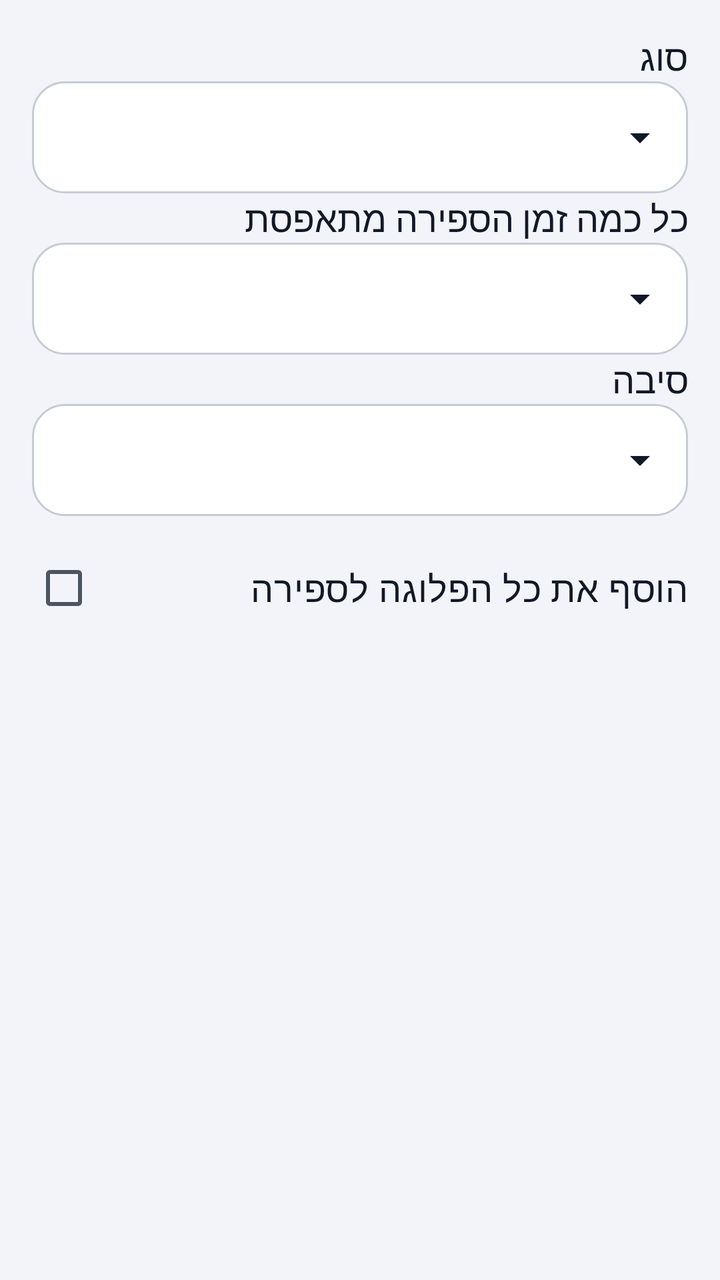
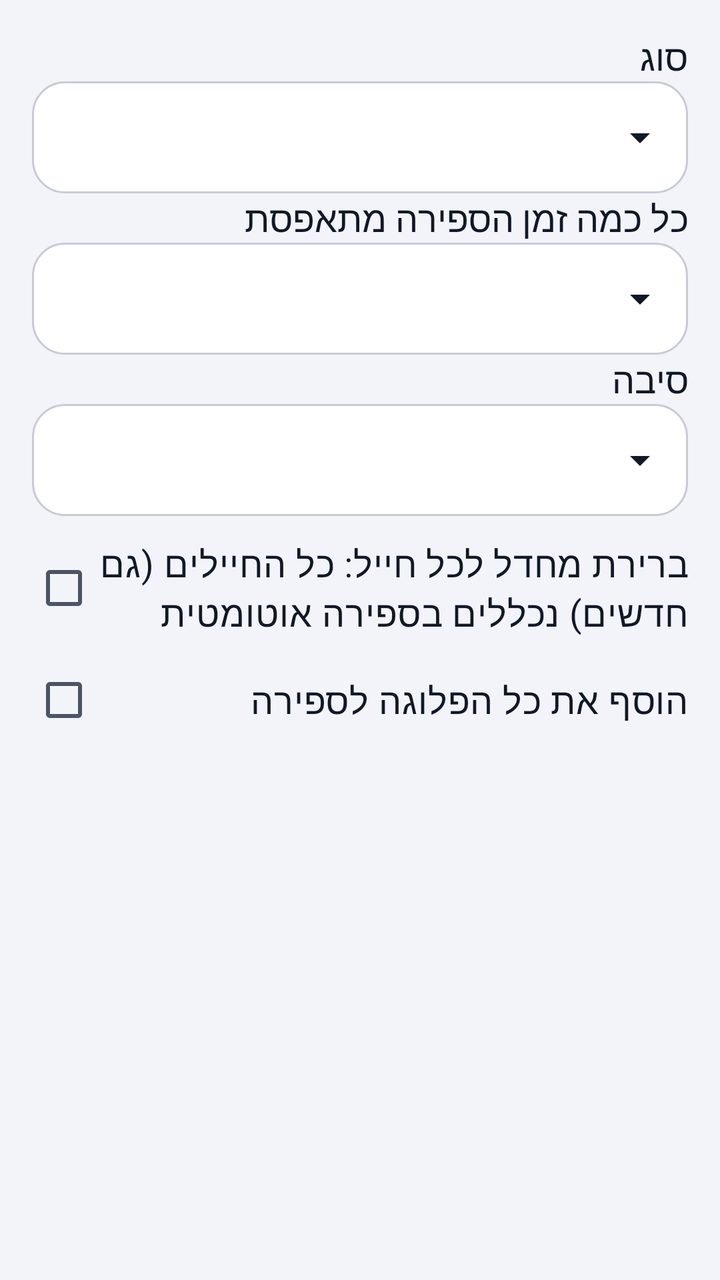

Two renders of the same Android screen: before a commit and after it. Below are the layout's source before the change and the commit's diff.
<!-- AndroidManifest.xml: application theme Theme.Hakshev -->
<!-- res/layout/dialog_counter.xml -->
<?xml version="1.0" encoding="utf-8"?>
<LinearLayout xmlns:android="http://schemas.android.com/apk/res/android"
    android:layout_width="match_parent"
    android:layout_height="wrap_content"
    android:orientation="vertical"
    android:padding="16dp">

    <LinearLayout
        android:id="@+id/form"
        android:layout_width="match_parent"
        android:layout_height="wrap_content"
        android:orientation="vertical" />

    <TextView
        style="@style/HkBody"
        android:layout_width="match_parent"
        android:layout_height="wrap_content"
        android:text="@string/label_kind" />

    <Spinner style="@style/HkSpinner"
        android:id="@+id/spKind"
        android:layout_width="match_parent"
        android:layout_height="56dp" />

    <TextView
        style="@style/HkBody"
        android:layout_width="match_parent"
        android:layout_height="wrap_content"
        android:text="@string/label_period" />

    <Spinner style="@style/HkSpinner"
        android:id="@+id/spPeriod"
        android:layout_width="match_parent"
        android:layout_height="56dp" />

    <TextView
        style="@style/HkBody"
        android:layout_width="match_parent"
        android:layout_height="wrap_content"
        android:text="@string/label_reason_mode" />

    <Spinner style="@style/HkSpinner"
        android:id="@+id/spReason"
        android:layout_width="match_parent"
        android:layout_height="56dp" />

    <LinearLayout
        android:id="@+id/formConvert"
        android:layout_width="match_parent"
        android:layout_height="wrap_content"
        android:layout_marginTop="8dp"
        android:orientation="vertical" />

    <CheckBox
        android:id="@+id/cbAll"
        style="@style/HkBody"
        android:layout_width="match_parent"
        android:layout_height="56dp"
        android:text="@string/add_whole_company" />
</LinearLayout>
<!-- resources referenced by this layout -->
<resources>
  <string name="add_whole_company">הוסף את כל הפלוגה לספירה</string>
  <string name="label_kind">סוג</string>
  <string name="label_period">כל כמה זמן הספירה מתאפסת</string>
  <string name="label_reason_mode">סיבה</string>
  <style name="HkBody" parent="">
          <item name="android:textSize">18sp</item>
          <item name="android:textColor">?attr/colorOnBackground</item>
      </style>
  <style name="HkSpinner" parent="Widget.AppCompat.Spinner">
          <item name="android:background">@drawable/bg_spinner</item>
          <item name="android:paddingStart">16dp</item>
          <item name="android:paddingEnd">44dp</item>
      </style>
  <!-- drawable bg_spinner (drawable) -->
  <?xml version="1.0" encoding="utf-8"?>
  <layer-list xmlns:android="http://schemas.android.com/apk/res/android">
      <item>
          <shape android:shape="rectangle">
              <solid android:color="@color/hk_surface" />
              <stroke
                  android:width="1dp"
                  android:color="@color/hk_outline" />
              <corners android:radius="16dp" />
          </shape>
      </item>
      <item
          android:width="24dp"
          android:height="24dp"
          android:drawable="@drawable/ic_arrow_down"
          android:end="12dp"
          android:gravity="center_vertical|end" />
  </layer-list>
  <color name="hk_primary">#4F46E5</color>
  <color name="hk_on_primary">#FFFFFF</color>
  <color name="hk_container">#E0E7FF</color>
  <color name="hk_on_container">#312E81</color>
  <color name="hk_bg">#F3F4F9</color>
  <color name="hk_surface">#FFFFFF</color>
  <color name="hk_text">#111827</color>
  <color name="hk_muted">#4B5563</color>
  <color name="hk_outline">#C7CBD6</color>
  <color name="hk_alert">#DC2626</color>
  <style name="HkButton" parent="Widget.Material3.Button">
          <item name="android:minHeight">56dp</item>
          <item name="android:textSize">17sp</item>
          <item name="android:textAllCaps">false</item>
          <item name="android:fontFamily">sans-serif-medium</item>
          <item name="android:insetTop">0dp</item>
          <item name="android:insetBottom">0dp</item>
          <item name="cornerRadius">28dp</item>
      </style>
  <!-- drawable ic_arrow_down (drawable) -->
  <?xml version="1.0" encoding="utf-8"?>
  <vector xmlns:android="http://schemas.android.com/apk/res/android"
      android:width="24dp"
      android:height="24dp"
      android:viewportWidth="24"
      android:viewportHeight="24">
      <path
          android:fillColor="@color/hk_text"
          android:pathData="M7,10l5,5 5,-5z" />
  </vector>
  <!-- unchanged entries left out for length: 1 -->
</resources>

<!-- the commit's change to res/layout/dialog_counter.xml (unified diff, before → after) -->
@@ -52,6 +52,14 @@
         android:orientation="vertical" />
 
     <CheckBox
+        android:id="@+id/cbDefault"
+        style="@style/HkBody"
+        android:layout_width="match_parent"
+        android:layout_height="wrap_content"
+        android:minHeight="56dp"
+        android:text="@string/default_for_all" />
+
+    <CheckBox
         android:id="@+id/cbAll"
         style="@style/HkBody"
         android:layout_width="match_parent"
<!-- resource entries referenced after the edit -->
@@ -1,6 +1,7 @@
 <!-- resources referenced by this layout -->
 <resources>
   <string name="add_whole_company">הוסף את כל הפלוגה לספירה</string>
+  <string name="default_for_all">ברירת מחדל לכל חייל: כל החיילים (גם חדשים) נכללים בספירה אוטומטית</string>
   <string name="label_kind">סוג</string>
   <string name="label_period">כל כמה זמן הספירה מתאפסת</string>
   <string name="label_reason_mode">סיבה</string>
